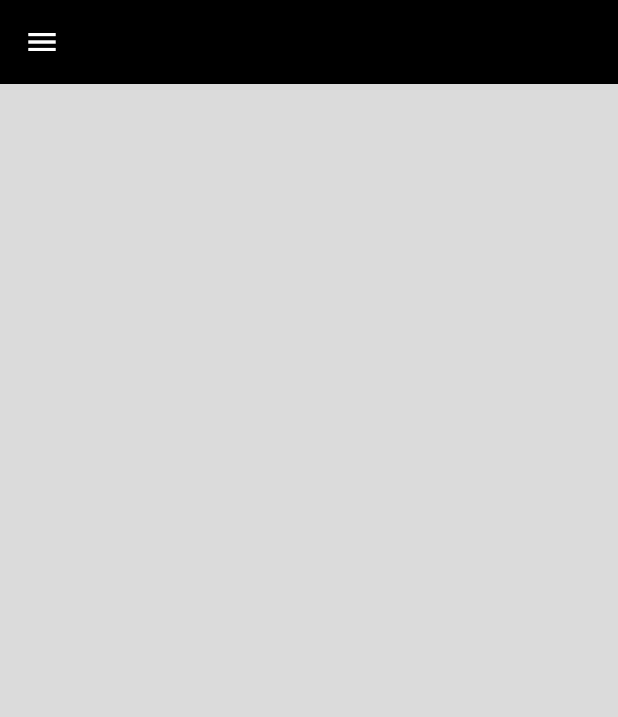
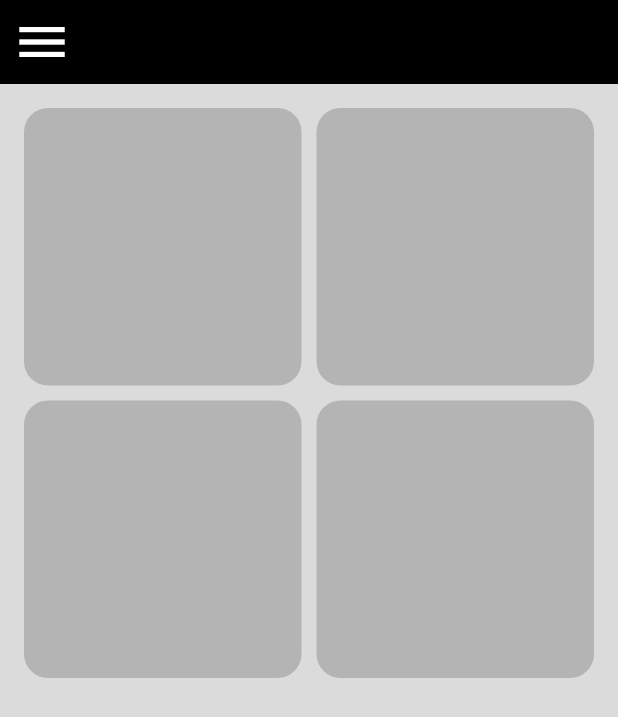
Before and after one commit to Eng-Nader/Responsive_App, a Flutter app: the screen it shows after launch, after a tap on the "menu" icon, on a phone screen of 412 x 824 dp. Shown: the top 717 px of the screen. Run offline on Flutter 3.47's test engine with Material 3 defaults, Android fonts, the light colour scheme and no system bars.

Commit message:
Finish of SliverGridview

```diff
--- a/lib/views/home_view.dart
+++ b/lib/views/home_view.dart
@@ -9,13 +9,18 @@ class HomeView extends StatelessWidget {
     return Scaffold(
       appBar: AppBar(
         leading: IconButton(
-          onPressed: () {},
-          icon: Icon(Icons.menu),
+          onPressed: () {
+
+          },
+          icon: Icon(
+            Icons.menu,
+            size: 40,
+          ),
           color: Colors.white,
         ),
         backgroundColor: Colors.black,
       ),
-      body:const HomeViewBody(),
+      body: const HomeViewBody(),
     );
   }
 }
--- /dev/null
+++ b/lib/views/widget/custom_container.dart
@@ -0,0 +1,18 @@
+import 'package:flutter/material.dart';
+
+class CustomContainer extends StatelessWidget {
+  const CustomContainer({super.key});
+
+  @override
+  Widget build(BuildContext context) {
+    return AspectRatio(
+      aspectRatio: 3 / 6,
+      child: Container(
+        decoration: BoxDecoration(
+          borderRadius: BorderRadius.circular(16),
+          color: Color(0xffB4B4B4),
+        ),
+      ),
+    );
+  }
+}
--- /dev/null
+++ b/lib/views/widget/custom_sliver_grid.dart
@@ -0,0 +1,21 @@
+import 'package:flutter/material.dart';
+import 'package:responseve_app/views/widget/custom_container.dart';
+
+class CustomSliverGrid extends StatelessWidget {
+  const CustomSliverGrid({super.key});
+
+  @override
+  Widget build(BuildContext context) {
+    return SliverGrid.builder(
+      gridDelegate: SliverGridDelegateWithFixedCrossAxisCount(
+        crossAxisCount: 2,
+        mainAxisSpacing: 10,
+        crossAxisSpacing: 10,
+      ),
+      itemCount: 4,
+      itemBuilder: (content, index) {
+        return CustomContainer();
+      },
+    );
+  }
+}
--- a/lib/views/widget/home_view_body.dart
+++ b/lib/views/widget/home_view_body.dart
@@ -1,10 +1,18 @@
 import 'package:flutter/material.dart';
+import 'package:responseve_app/views/widget/custom_sliver_grid.dart';
 
 class HomeViewBody extends StatelessWidget {
   const HomeViewBody({super.key});
 
   @override
   Widget build(BuildContext context) {
-    return SizedBox();
+    return Padding(
+      padding: EdgeInsets.symmetric(horizontal: 16, vertical: 16),
+      child: CustomScrollView(
+        slivers: [
+          CustomSliverGrid(),
+        ],
+      ),
+    );
   }
 }
```
